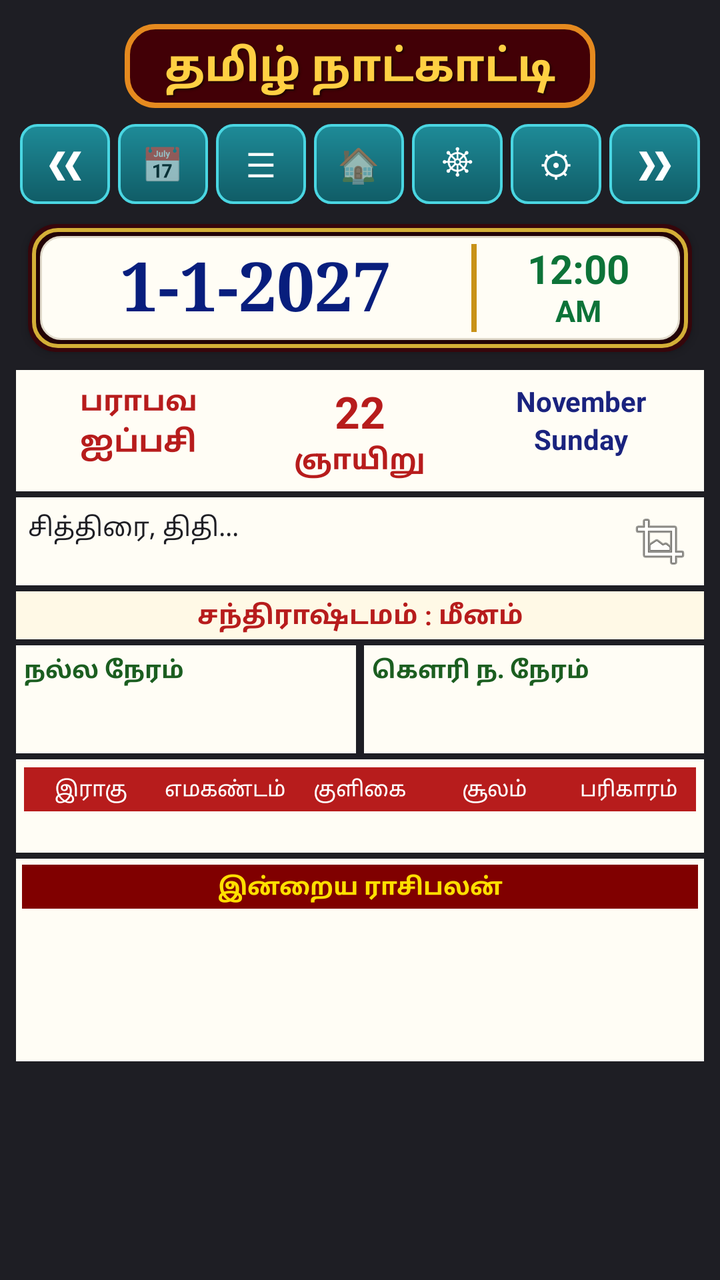
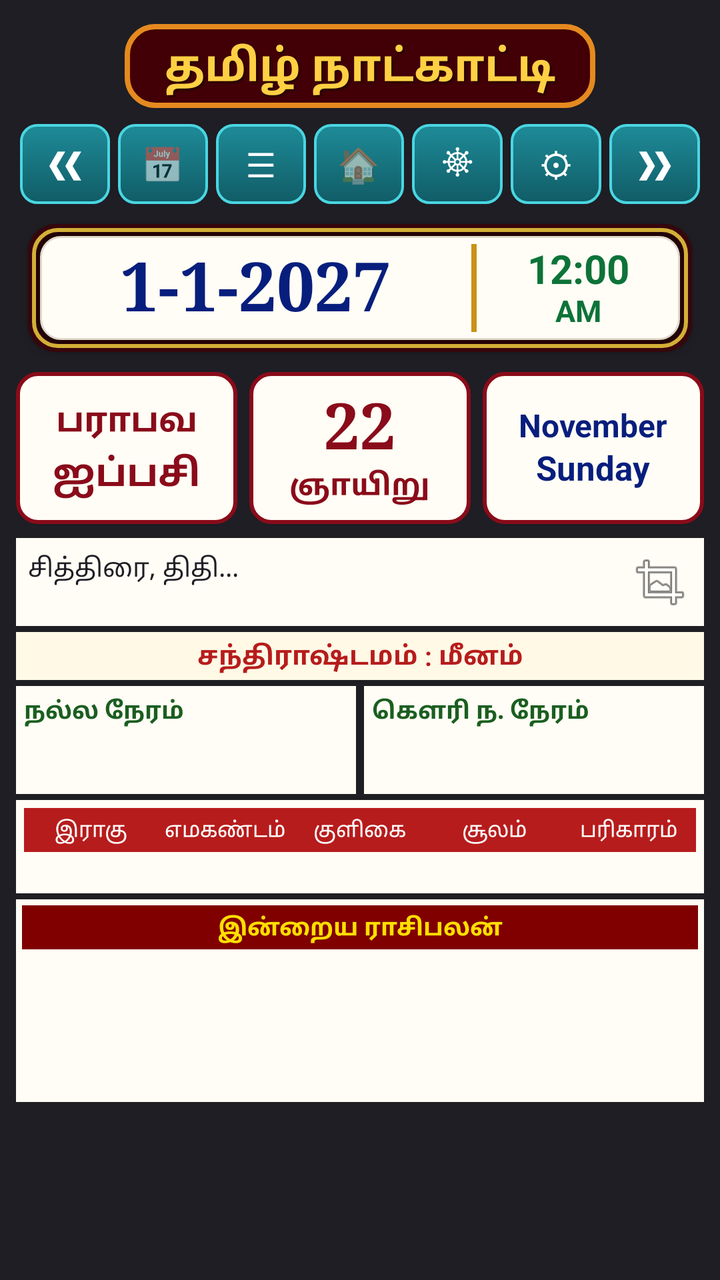

The first picture is an Android layout as it rendered before a commit; the second is the same layout after the commit. The layout source and the unified diff follow.
<!-- AndroidManifest.xml: application theme Theme.MaterialComponents.DayNight.NoActionBar -->
<!-- res/layout/fragment_panchangam.xml -->
<?xml version="1.0" encoding="utf-8"?>
<LinearLayout xmlns:android="http://schemas.android.com/apk/res/android"
    android:layout_width="match_parent"
    android:layout_height="match_parent"
    android:orientation="vertical"
    android:background="#1E1E24"
    android:padding="8dp">

    
    <TextView
        android:id="@+id/tv_app_title_banner"
        android:layout_width="wrap_content"
        android:layout_height="wrap_content"
        android:layout_gravity="center_horizontal"
        android:layout_marginTop="4dp"
        android:layout_marginBottom="8dp"
        android:background="@drawable/bg_gold_header_texture"
        android:text="தமிழ் நாட்காட்டி"
        android:textColor="#FFD043"
        android:textSize="22sp"
        android:textStyle="bold"
        android:shadowColor="#1A0000"
        android:shadowDx="1.5"
        android:shadowDy="2.0"
        android:shadowRadius="2.0"
        android:includeFontPadding="false" />

    
    <LinearLayout
        android:id="@+id/layout_nav_toolbar"
        android:layout_width="match_parent"
        android:layout_height="40dp"
        android:gravity="center_vertical"
        android:orientation="horizontal"
        android:weightSum="7"
        android:layout_marginBottom="4dp">

        <TextView
            android:id="@+id/btn_action_prev"
            android:layout_width="0dp"
            android:layout_height="match_parent"
            android:layout_weight="1"
            android:layout_marginHorizontal="2dp"
            android:background="@drawable/bg_header_btn_ripple"
            android:gravity="center"
            android:text="❮❮"
            android:textColor="#FFFFFF"
            android:textSize="16sp"
            android:textStyle="bold" />

        <TextView
            android:id="@+id/btn_action_datepicker"
            android:layout_width="0dp"
            android:layout_height="match_parent"
            android:layout_weight="1"
            android:layout_marginHorizontal="2dp"
            android:background="@drawable/bg_header_btn_ripple"
            android:gravity="center"
            android:text="📅"
            android:textSize="17sp" />

        <TextView
            android:id="@+id/btn_action_menu"
            android:layout_width="0dp"
            android:layout_height="match_parent"
            android:layout_weight="1"
            android:layout_marginHorizontal="2dp"
            android:background="@drawable/bg_header_btn_ripple"
            android:gravity="center"
            android:text="☰"
            android:textColor="#FFFFFF"
            android:textSize="17sp" />

        <TextView
            android:id="@+id/btn_action_today"
            android:layout_width="0dp"
            android:layout_height="match_parent"
            android:layout_weight="1"
            android:layout_marginHorizontal="2dp"
            android:background="@drawable/bg_header_btn_ripple"
            android:gravity="center"
            android:text="🏠"
            android:textSize="17sp" />

        <TextView
            android:id="@+id/btn_action_horai"
            android:layout_width="0dp"
            android:layout_height="match_parent"
            android:layout_weight="1"
            android:layout_marginHorizontal="2dp"
            android:background="@drawable/bg_header_btn_ripple"
            android:gravity="center"
            android:text="☸"
            android:textColor="#FFFFFF"
            android:textSize="17sp" />

        <TextView
            android:id="@+id/btn_action_settings"
            android:layout_width="0dp"
            android:layout_height="match_parent"
            android:layout_weight="1"
            android:layout_marginHorizontal="2dp"
            android:background="@drawable/bg_header_btn_ripple"
            android:gravity="center"
            android:text="⚙"
            android:textColor="#FFFFFF"
            android:textSize="17sp" />

        <TextView
            android:id="@+id/btn_action_next"
            android:layout_width="0dp"
            android:layout_height="match_parent"
            android:layout_weight="1"
            android:layout_marginHorizontal="2dp"
            android:background="@drawable/bg_header_btn_ripple"
            android:gravity="center"
            android:text="❯❯"
            android:textColor="#FFFFFF"
            android:textSize="16sp"
            android:textStyle="bold" />
    </LinearLayout>

    
    <LinearLayout
        android:layout_width="match_parent"
        android:layout_height="64dp"
        android:layout_marginHorizontal="6dp"
        android:layout_marginTop="6dp"
        android:layout_marginBottom="6dp"
        android:background="@drawable/bg_clock_square_ivory"
        android:elevation="3dp"
        android:gravity="center_vertical"
        android:orientation="horizontal"
        android:paddingHorizontal="14dp"
        android:paddingVertical="4dp">

        
        <TextView
            android:id="@+id/tv_big_gregorian_date"
            android:layout_width="0dp"
            android:layout_height="wrap_content"
            android:layout_weight="2.8"
            android:fontFamily="serif"
            android:gravity="center"
            android:includeFontPadding="false"
            android:text="1-1-2027"
            android:textColor="#081E7D"
            android:textSize="34sp"
            android:textStyle="bold" />

        
        <View
            android:layout_width="2.5dp"
            android:layout_height="match_parent"
            android:layout_marginHorizontal="8dp"
            android:layout_marginVertical="6dp"
            android:background="#C89218" />

        
        <LinearLayout
            android:layout_width="0dp"
            android:layout_height="match_parent"
            android:layout_weight="1.2"
            android:gravity="center"
            android:orientation="vertical">

            <TextClock
                android:id="@+id/tc_banner_time"
                android:layout_width="wrap_content"
                android:layout_height="wrap_content"
                android:format12Hour="h:mm"
                android:format24Hour="HH:mm"
                android:includeFontPadding="false"
                android:textColor="#0D7338"
                android:textSize="20sp"
                android:textStyle="bold" />

            <TextClock
                android:id="@+id/tc_banner_ampm"
                android:layout_width="wrap_content"
                android:layout_height="wrap_content"
                android:format12Hour="a"
                android:format24Hour=""
                android:includeFontPadding="false"
                android:textColor="#0D7338"
                android:textSize="15sp"
                android:textStyle="bold" />
        </LinearLayout>

    </LinearLayout>


    
    <LinearLayout
        android:layout_width="match_parent"
        android:layout_height="wrap_content"
        android:background="#FFFDF5"
        android:orientation="horizontal"
        android:weightSum="3"
        android:padding="6dp"
        android:layout_marginTop="3dp">

        <LinearLayout android:layout_width="0dp" android:layout_height="wrap_content" android:layout_weight="1" android:gravity="center" android:orientation="vertical">
            <TextView android:id="@+id/tv_banner_tamil_year" android:layout_width="wrap_content" android:layout_height="wrap_content" android:text="பராபவ" android:textColor="#B71C1C" android:textSize="14sp" android:textStyle="bold" />
            <TextView android:id="@+id/tv_banner_tamil_month" android:layout_width="wrap_content" android:layout_height="wrap_content" android:text="ஐப்பசி" android:textColor="#B71C1C" android:textSize="15sp" android:textStyle="bold" />
        </LinearLayout>

        <LinearLayout android:layout_width="0dp" android:layout_height="wrap_content" android:layout_weight="1" android:gravity="center" android:orientation="vertical">
            <TextView android:id="@+id/tv_banner_tamil_date" android:layout_width="wrap_content" android:layout_height="wrap_content" android:text="22" android:textColor="#B71C1C" android:textSize="22sp" android:textStyle="bold" />
            <TextView android:id="@+id/tv_banner_tamil_weekday" android:layout_width="wrap_content" android:layout_height="wrap_content" android:text="ஞாயிறு" android:textColor="#B71C1C" android:textSize="14sp" android:textStyle="bold" />
        </LinearLayout>

        <LinearLayout android:layout_width="0dp" android:layout_height="wrap_content" android:layout_weight="1" android:gravity="center" android:orientation="vertical">
            <TextView android:id="@+id/tv_banner_eng_month" android:layout_width="wrap_content" android:layout_height="wrap_content" android:text="November" android:textColor="#1A237E" android:textSize="14sp" android:textStyle="bold" />
            <TextView android:id="@+id/tv_banner_eng_weekday" android:layout_width="wrap_content" android:layout_height="wrap_content" android:text="Sunday" android:textColor="#1A237E" android:textSize="14sp" android:textStyle="bold" />
        </LinearLayout>
    </LinearLayout>

    <FrameLayout
        android:layout_width="match_parent"
        android:layout_height="wrap_content"
        android:layout_marginTop="3dp">

        <LinearLayout
            android:id="@+id/layout_simple_mode"
            android:layout_width="match_parent"
            android:layout_height="wrap_content"
            android:orientation="vertical">

            <RelativeLayout
                android:layout_width="match_parent"
                android:layout_height="wrap_content"
                android:background="#FFFDF5"
                android:padding="6dp">

                <TextView
                    android:id="@+id/tv_simple_panchangam_paragraph"
                    android:layout_width="match_parent"
                    android:layout_height="wrap_content"
                    android:textColor="#1E1E24"
                    android:textSize="13sp"
                    android:lineSpacingExtra="2dp"
                    android:text="சித்திரை, திதி..." />

                <ImageButton
                    android:id="@+id/btn_toggle_expand"
                    android:layout_width="32dp"
                    android:layout_height="32dp"
                    android:layout_alignParentEnd="true"
                    android:background="?attr/selectableItemBackground"
                    android:src="@android:drawable/ic_menu_crop" />
            </RelativeLayout>

            <TextView
                android:id="@+id/tv_simple_chandrashtamam"
                android:layout_width="match_parent"
                android:layout_height="wrap_content"
                android:gravity="center"
                android:background="#FFF9E6"
                android:textColor="#B71C1C"
                android:textSize="13sp"
                android:textStyle="bold"
                android:paddingVertical="3dp"
                android:layout_marginTop="3dp"
                android:text="சந்திராஷ்டமம் : மீனம்" />

            
            <LinearLayout
                android:layout_width="match_parent"
                android:layout_height="wrap_content"
                android:orientation="horizontal"
                android:layout_marginTop="3dp">

                <LinearLayout
                    android:layout_width="0dp"
                    android:layout_height="wrap_content"
                    android:layout_weight="1"
                    android:orientation="vertical"
                    android:background="#FFFDF5"
                    android:layout_marginEnd="2dp"
                    android:padding="4dp">
                    <TextView android:layout_width="match_parent" android:layout_height="wrap_content" android:text="நல்ல நேரம்" android:textColor="#1B5E20" android:textStyle="bold" android:textSize="12sp" />
                    <TextView android:id="@+id/tv_simple_nalla_neram_morning" android:layout_width="wrap_content" android:layout_height="wrap_content" android:textColor="#333333" android:textSize="11sp" />
                    <TextView android:id="@+id/tv_simple_nalla_neram_evening" android:layout_width="wrap_content" android:layout_height="wrap_content" android:textColor="#333333" android:textSize="11sp" />
                </LinearLayout>

                <LinearLayout
                    android:layout_width="0dp"
                    android:layout_height="wrap_content"
                    android:layout_weight="1"
                    android:orientation="vertical"
                    android:background="#FFFDF5"
                    android:layout_marginStart="2dp"
                    android:padding="4dp">
                    <TextView android:layout_width="match_parent" android:layout_height="wrap_content" android:text="கௌரி ந. நேரம்" android:textColor="#1B5E20" android:textStyle="bold" android:textSize="12sp" />
                    <TextView android:id="@+id/tv_simple_gowri_morning" android:layout_width="wrap_content" android:layout_height="wrap_content" android:textColor="#333333" android:textSize="11sp" />
                    <TextView android:id="@+id/tv_simple_gowri_evening" android:layout_width="wrap_content" android:layout_height="wrap_content" android:textColor="#333333" android:textSize="11sp" />
                </LinearLayout>
            </LinearLayout>

            
            <LinearLayout
                android:layout_width="match_parent"
                android:layout_height="wrap_content"
                android:orientation="vertical"
                android:background="#FFFDF5"
                android:layout_marginTop="3dp"
                android:padding="4dp">

                <LinearLayout android:layout_width="match_parent" android:layout_height="22dp" android:background="#B71C1C" android:weightSum="5">
                    <TextView android:layout_width="0dp" android:layout_height="match_parent" android:layout_weight="1" android:gravity="center" android:text="இராகு" android:textColor="#FFFFFF" android:textSize="10.5sp" />
                    <TextView android:layout_width="0dp" android:layout_height="match_parent" android:layout_weight="1" android:gravity="center" android:text="எமகண்டம்" android:textColor="#FFFFFF" android:textSize="10.5sp" />
                    <TextView android:layout_width="0dp" android:layout_height="match_parent" android:layout_weight="1" android:gravity="center" android:text="குளிகை" android:textColor="#FFFFFF" android:textSize="10.5sp" />
                    <TextView android:layout_width="0dp" android:layout_height="match_parent" android:layout_weight="1" android:gravity="center" android:text="சூலம்" android:textColor="#FFFFFF" android:textSize="10.5sp" />
                    <TextView android:layout_width="0dp" android:layout_height="match_parent" android:layout_weight="1" android:gravity="center" android:text="பரிகாரம்" android:textColor="#FFFFFF" android:textSize="10.5sp" />
                </LinearLayout>

                <LinearLayout android:layout_width="match_parent" android:layout_height="wrap_content" android:weightSum="5" android:paddingTop="3dp">
                    <TextView android:id="@+id/tv_simple_rahu" android:layout_width="0dp" android:layout_height="wrap_content" android:layout_weight="1" android:gravity="center" android:textColor="#222" android:textSize="9.5sp" />
                    <TextView android:id="@+id/tv_simple_yamagandam" android:layout_width="0dp" android:layout_height="wrap_content" android:layout_weight="1" android:gravity="center" android:textColor="#222" android:textSize="9.5sp" />
                    <TextView android:id="@+id/tv_simple_kuligai" android:layout_width="0dp" android:layout_height="wrap_content" android:layout_weight="1" android:gravity="center" android:textColor="#222" android:textSize="9.5sp" />
                    <TextView android:id="@+id/tv_simple_soolam" android:layout_width="0dp" android:layout_height="wrap_content" android:layout_weight="1" android:gravity="center" android:textColor="#222" android:textSize="10sp" />
                    <TextView android:id="@+id/tv_simple_parikaram" android:layout_width="0dp" android:layout_height="wrap_content" android:layout_weight="1" android:gravity="center" android:textColor="#222" android:textSize="10sp" />
                </LinearLayout>
            </LinearLayout>

            
            <LinearLayout
                android:layout_width="match_parent"
                android:layout_height="wrap_content"
                android:orientation="vertical"
                android:background="#FFFDF5"
                android:layout_marginTop="3dp"
                android:padding="3dp">

                <TextView
                    android:layout_width="match_parent"
                    android:layout_height="22dp"
                    android:gravity="center"
                    android:background="#800000"
                    android:text="இன்றைய ராசிபலன்"
                    android:textColor="#FFDF00"
                    android:textSize="12sp"
                    android:textStyle="bold" />

                
                <LinearLayout android:layout_width="match_parent" android:layout_height="wrap_content" android:weightSum="3" android:paddingVertical="2dp">
                    <TextView android:id="@+id/tv_rasi_mesham" android:layout_width="0dp" android:layout_height="wrap_content" android:layout_weight="1" android:gravity="center" android:textColor="#222" android:textSize="10.5sp" android:textStyle="bold" />
                    <TextView android:id="@+id/tv_rasi_rishabam" android:layout_width="0dp" android:layout_height="wrap_content" android:layout_weight="1" android:gravity="center" android:textColor="#222" android:textSize="10.5sp" android:textStyle="bold" />
                    <TextView android:id="@+id/tv_rasi_mithunam" android:layout_width="0dp" android:layout_height="wrap_content" android:layout_weight="1" android:gravity="center" android:textColor="#222" android:textSize="10.5sp" android:textStyle="bold" />
                </LinearLayout>

                
                <LinearLayout android:layout_width="match_parent" android:layout_height="wrap_content" android:weightSum="3" android:paddingVertical="2dp">
                    <TextView android:id="@+id/tv_rasi_kadagam" android:layout_width="0dp" android:layout_height="wrap_content" android:layout_weight="1" android:gravity="center" android:textColor="#222" android:textSize="10.5sp" android:textStyle="bold" />
                    <TextView android:id="@+id/tv_rasi_simmam" android:layout_width="0dp" android:layout_height="wrap_content" android:layout_weight="1" android:gravity="center" android:textColor="#222" android:textSize="10.5sp" android:textStyle="bold" />
                    <TextView android:id="@+id/tv_rasi_kanni" android:layout_width="0dp" android:layout_height="wrap_content" android:layout_weight="1" android:gravity="center" android:textColor="#222" android:textSize="10.5sp" android:textStyle="bold" />
                </LinearLayout>

                
                <LinearLayout android:layout_width="match_parent" android:layout_height="wrap_content" android:weightSum="3" android:paddingVertical="2dp">
                    <TextView android:id="@+id/tv_rasi_thulaam" android:layout_width="0dp" android:layout_height="wrap_content" android:layout_weight="1" android:gravity="center" android:textColor="#222" android:textSize="10.5sp" android:textStyle="bold" />
                    <TextView android:id="@+id/tv_rasi_viruchigam" android:layout_width="0dp" android:layout_height="wrap_content" android:layout_weight="1" android:gravity="center" android:textColor="#222" android:textSize="10.5sp" android:textStyle="bold" />
                    <TextView android:id="@+id/tv_rasi_dhanusu" android:layout_width="0dp" android:layout_height="wrap_content" android:layout_weight="1" android:gravity="center" android:textColor="#222" android:textSize="10.5sp" android:textStyle="bold" />
                </LinearLayout>

                
                <LinearLayout android:layout_width="match_parent" android:layout_height="wrap_content" android:weightSum="3" android:paddingVertical="2dp">
                    <TextView android:id="@+id/tv_rasi_magaram" android:layout_width="0dp" android:layout_height="wrap_content" android:layout_weight="1" android:gravity="center" android:textColor="#222" android:textSize="10.5sp" android:textStyle="bold" />
                    <TextView android:id="@+id/tv_rasi_kumbam" android:layout_width="0dp" android:layout_height="wrap_content" android:layout_weight="1" android:gravity="center" android:textColor="#222" android:textSize="10.5sp" android:textStyle="bold" />
                    <TextView android:id="@+id/tv_rasi_meenam" android:layout_width="0dp" android:layout_height="wrap_content" android:layout_weight="1" android:gravity="center" android:textColor="#222" android:textSize="10.5sp" android:textStyle="bold" />
                </LinearLayout>
            </LinearLayout>
        </LinearLayout>

        
        <LinearLayout
            android:id="@+id/layout_expanded_mode"
            android:layout_width="match_parent"
            android:layout_height="wrap_content"
            android:orientation="vertical"
            android:visibility="gone">
            <ImageButton
                android:id="@+id/btn_toggle_collapse"
                android:layout_width="32dp"
                android:layout_height="32dp"
                android:layout_gravity="end"
                android:background="?attr/selectableItemBackground"
                android:src="@android:drawable/ic_menu_close_clear_cancel" />
            <TextView android:id="@+id/tv_exp_sun_timings" android:layout_width="wrap_content" android:layout_height="wrap_content" android:textColor="#FFF" />
            <TextView android:id="@+id/tv_exp_moon_timings" android:layout_width="wrap_content" android:layout_height="wrap_content" android:textColor="#FFF" />
            <TextView android:id="@+id/tv_exp_tithi_name" android:layout_width="wrap_content" android:layout_height="wrap_content" android:textColor="#FFF" />
            <TextView android:id="@+id/tv_exp_tithi_time" android:layout_width="wrap_content" android:layout_height="wrap_content" android:textColor="#FFF" />
            <TextView android:id="@+id/tv_exp_nakshatra_name" android:layout_width="wrap_content" android:layout_height="wrap_content" android:textColor="#FFF" />
            <TextView android:id="@+id/tv_exp_nakshatra_time" android:layout_width="wrap_content" android:layout_height="wrap_content" android:textColor="#FFF" />
            <TextView android:id="@+id/tv_exp_amritadi_yoga" android:layout_width="wrap_content" android:layout_height="wrap_content" android:textColor="#FFF" />
            <TextView android:id="@+id/tv_exp_chandrashtamam" android:layout_width="wrap_content" android:layout_height="wrap_content" android:textColor="#FFF" />
            <TextView android:id="@+id/tv_exp_nalla_neram" android:layout_width="wrap_content" android:layout_height="wrap_content" android:textColor="#FFF" />
            <TextView android:id="@+id/tv_exp_gowri_neram" android:layout_width="wrap_content" android:layout_height="wrap_content" android:textColor="#FFF" />
            <TextView android:id="@+id/tv_exp_rahu" android:layout_width="wrap_content" android:layout_height="wrap_content" android:textColor="#FFF" />
            <TextView android:id="@+id/tv_exp_yamagandam" android:layout_width="wrap_content" android:layout_height="wrap_content" android:textColor="#FFF" />
            <TextView android:id="@+id/tv_exp_kuligai" android:layout_width="wrap_content" android:layout_height="wrap_content" android:textColor="#FFF" />
            <TextView android:id="@+id/tv_exp_nitya_yoga" android:layout_width="wrap_content" android:layout_height="wrap_content" android:textColor="#FFF" />
            <TextView android:id="@+id/tv_exp_karana" android:layout_width="wrap_content" android:layout_height="wrap_content" android:textColor="#FFF" />
            <TextView android:id="@+id/tv_exp_tyajyam" android:layout_width="wrap_content" android:layout_height="wrap_content" android:textColor="#FFF" />
            <TextView android:id="@+id/tv_exp_soolam" android:layout_width="wrap_content" android:layout_height="wrap_content" android:textColor="#FFF" />
            <TextView android:id="@+id/tv_exp_parikaram" android:layout_width="wrap_content" android:layout_height="wrap_content" android:textColor="#FFF" />
            <TextView android:id="@+id/tv_exp_festivals" android:layout_width="wrap_content" android:layout_height="wrap_content" android:textColor="#FFF" />
        </LinearLayout>
    </FrameLayout>
</LinearLayout>
<!-- resources referenced by this layout -->
<resources>
  <!-- drawable bg_clock_square_ivory (drawable) -->
  <?xml version="1.0" encoding="utf-8"?>
  <layer-list xmlns:android="http://schemas.android.com/apk/res/android">
      
      <item>
          <shape android:shape="rectangle">
              <corners android:radius="14dp" />
              <solid android:color="#36060B" />
          </shape>
      </item>
  
      
      <item android:top="2dp" android:bottom="2dp" android:left="2dp" android:right="2dp">
          <shape android:shape="rectangle">
              <corners android:radius="12dp" />
              <stroke android:width="2dp" android:color="#D4AF37" />
              <solid android:color="#220306" />
          </shape>
      </item>
  
      
      <item android:top="6dp" android:bottom="6dp" android:left="6dp" android:right="6dp">
          <shape android:shape="rectangle">
              <corners android:radius="10dp" />
              <solid android:color="#FFFDF5" />
              <stroke android:width="1dp" android:color="#E0DACB" />
          </shape>
      </item>
  </layer-list>
  <!-- drawable bg_gold_header_texture (drawable) -->
  <?xml version="1.0" encoding="utf-8"?>
  <shape xmlns:android="http://schemas.android.com/apk/res/android"
      android:shape="rectangle">
      
      <solid android:color="#420006" />
  
      
      <stroke
          android:width="2.5dp"
          android:color="#E58A1F" />
  
      
      <corners android:radius="14dp" />
  
      <padding
          android:left="20dp"
          android:top="6dp"
          android:right="20dp"
          android:bottom="6dp" />
  </shape>
  <!-- drawable bg_header_btn_ripple (drawable) -->
  <?xml version="1.0" encoding="utf-8"?>
  <ripple xmlns:android="http://schemas.android.com/apk/res/android"
      android:color="#40FFFFFF">
      <item>
          <shape android:shape="rectangle">
              
              <gradient
                  android:startColor="#1E8B98"
                  android:endColor="#105C66"
                  android:angle="270" />
              
              <stroke
                  android:width="1.2dp"
                  android:color="#4AD6E2" />
              <corners android:radius="8dp" />
          </shape>
      </item>
  </ripple>
</resources>

<!-- the commit's change to res/layout/fragment_panchangam.xml (unified diff, before → after) -->
@@ -190,31 +190,116 @@
     </LinearLayout>
 
 
-    
+        
     <LinearLayout
         android:layout_width="match_parent"
-        android:layout_height="wrap_content"
-        android:background="#FFFDF5"
+        android:layout_height="76dp"
+        android:layout_marginTop="4dp"
+        android:layout_marginBottom="4dp"
         android:orientation="horizontal"
-        android:weightSum="3"
-        android:padding="6dp"
-        android:layout_marginTop="3dp">
-
-        <LinearLayout android:layout_width="0dp" android:layout_height="wrap_content" android:layout_weight="1" android:gravity="center" android:orientation="vertical">
-            <TextView android:id="@+id/tv_banner_tamil_year" android:layout_width="wrap_content" android:layout_height="wrap_content" android:text="பராபவ" android:textColor="#B71C1C" android:textSize="14sp" android:textStyle="bold" />
-            <TextView android:id="@+id/tv_banner_tamil_month" android:layout_width="wrap_content" android:layout_height="wrap_content" android:text="ஐப்பசி" android:textColor="#B71C1C" android:textSize="15sp" android:textStyle="bold" />
-        </LinearLayout>
-
-        <LinearLayout android:layout_width="0dp" android:layout_height="wrap_content" android:layout_weight="1" android:gravity="center" android:orientation="vertical">
-            <TextView android:id="@+id/tv_banner_tamil_date" android:layout_width="wrap_content" android:layout_height="wrap_content" android:text="22" android:textColor="#B71C1C" android:textSize="22sp" android:textStyle="bold" />
-            <TextView android:id="@+id/tv_banner_tamil_weekday" android:layout_width="wrap_content" android:layout_height="wrap_content" android:text="ஞாயிறு" android:textColor="#B71C1C" android:textSize="14sp" android:textStyle="bold" />
-        </LinearLayout>
-
-        <LinearLayout android:layout_width="0dp" android:layout_height="wrap_content" android:layout_weight="1" android:gravity="center" android:orientation="vertical">
-            <TextView android:id="@+id/tv_banner_eng_month" android:layout_width="wrap_content" android:layout_height="wrap_content" android:text="November" android:textColor="#1A237E" android:textSize="14sp" android:textStyle="bold" />
-            <TextView android:id="@+id/tv_banner_eng_weekday" android:layout_width="wrap_content" android:layout_height="wrap_content" android:text="Sunday" android:textColor="#1A237E" android:textSize="14sp" android:textStyle="bold" />
-        </LinearLayout>
+        android:weightSum="3">
+
+        
+        <LinearLayout
+            android:layout_width="0dp"
+            android:layout_height="match_parent"
+            android:layout_weight="1"
+            android:layout_marginEnd="3dp"
+            android:background="@drawable/bg_row4_chip"
+            android:gravity="center"
+            android:orientation="vertical"
+            android:padding="4dp">
+
+            <TextView
+                android:id="@+id/tv_banner_tamil_year"
+                android:layout_width="wrap_content"
+                android:layout_height="wrap_content"
+                android:includeFontPadding="false"
+                android:text="பராபவ"
+                android:textColor="#8A0B1A"
+                android:textSize="17sp"
+                android:textStyle="bold" />
+
+            <TextView
+                android:id="@+id/tv_banner_tamil_month"
+                android:layout_width="wrap_content"
+                android:layout_height="wrap_content"
+                android:layout_marginTop="2dp"
+                android:includeFontPadding="false"
+                android:text="ஐப்பசி"
+                android:textColor="#8A0B1A"
+                android:textSize="19sp"
+                android:textStyle="bold" />
+        </LinearLayout>
+
+        
+        <LinearLayout
+            android:layout_width="0dp"
+            android:layout_height="match_parent"
+            android:layout_weight="1"
+            android:layout_marginHorizontal="3dp"
+            android:background="@drawable/bg_row4_chip"
+            android:gravity="center"
+            android:orientation="vertical"
+            android:padding="2dp">
+
+            <TextView
+                android:id="@+id/tv_banner_tamil_date"
+                android:layout_width="wrap_content"
+                android:layout_height="wrap_content"
+                android:fontFamily="serif"
+                android:includeFontPadding="false"
+                android:text="22"
+                android:textColor="#8A0B1A"
+                android:textSize="32sp"
+                android:textStyle="bold" />
+
+            <TextView
+                android:id="@+id/tv_banner_tamil_weekday"
+                android:layout_width="wrap_content"
+                android:layout_height="wrap_content"
+                android:includeFontPadding="false"
+                android:text="ஞாயிறு"
+                android:textColor="#8A0B1A"
+                android:textSize="15sp"
+                android:textStyle="bold" />
+        </LinearLayout>
+
+        
+        <LinearLayout
+            android:layout_width="0dp"
+            android:layout_height="match_parent"
+            android:layout_weight="1"
+            android:layout_marginStart="3dp"
+            android:background="@drawable/bg_row4_chip"
+            android:gravity="center"
+            android:orientation="vertical"
+            android:padding="4dp">
+
+            <TextView
+                android:id="@+id/tv_banner_eng_month"
+                android:layout_width="wrap_content"
+                android:layout_height="wrap_content"
+                android:includeFontPadding="false"
+                android:text="November"
+                android:textColor="#081E7D"
+                android:textSize="16sp"
+                android:textStyle="bold" />
+
+            <TextView
+                android:id="@+id/tv_banner_eng_weekday"
+                android:layout_width="wrap_content"
+                android:layout_height="wrap_content"
+                android:layout_marginTop="2dp"
+                android:includeFontPadding="false"
+                android:text="Sunday"
+                android:textColor="#081E7D"
+                android:textSize="17sp"
+                android:textStyle="bold" />
+        </LinearLayout>
+
     </LinearLayout>
+
 
     <FrameLayout
         android:layout_width="match_parent"
<!-- resource entries referenced after the edit -->
@@ -69,5 +69,19 @@
           </shape>
       </item>
   </ripple>
+  <!-- drawable bg_row4_chip (drawable) -->
+  <?xml version="1.0" encoding="utf-8"?>
+  <shape xmlns:android="http://schemas.android.com/apk/res/android"
+      android:shape="rectangle">
+      
+      <solid android:color="#FFFDF5" />
+      
+      
+      <stroke
+          android:width="2dp"
+          android:color="#8A0B1A" />
+          
+      <corners android:radius="10dp" />
+  </shape>
 </resources>
 
